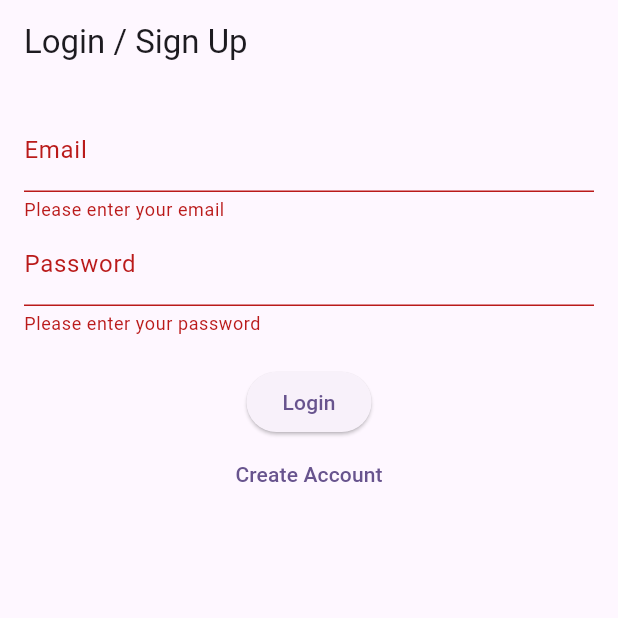
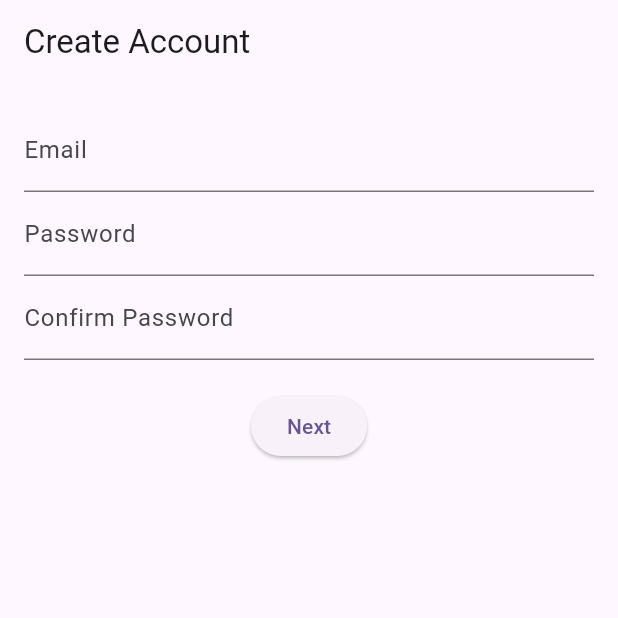
Before and after one commit to rjw1428/txt-invite, a Flutter app: the screen it shows after launch, after a tap on "Login", after a tap on "Create Account", on a phone screen of 412 x 824 dp, the top half of it. Run offline on Flutter 3.47's test engine with Material 3 defaults, Android fonts, the phone set to English and light mode, and no system bars; our stand-ins replace cloud_firestore, firebase_auth, firebase_core, firebase_messaging, firebase_storage, flutter_contacts and 9 more; missing offline and left inert: add_2_calendar, another_telephony; accounts and stored records are empty.

Commit message:
create account flow

```diff
--- a/lib/main.dart
+++ b/lib/main.dart
@@ -13,8 +13,10 @@ import 'package:txt_invite/src/services/firebase/firebase_comment_service.dart';
 import 'package:txt_invite/src/services/firebase/firebase_notification_service.dart';
 import 'package:txt_invite/src/services/firebase/firebase_template_service.dart';
 import 'package:txt_invite/src/services/telephony_service.dart';
+import 'package:txt_invite/src/ui/screens/create_account_screen.dart';
 import 'package:txt_invite/src/ui/screens/guest_list_screen.dart';
 import 'package:txt_invite/src/ui/screens/rsvp_screen.dart';
+import 'package:txt_invite/src/utils/constants.dart';
 import 'package:url_strategy/url_strategy.dart';
 import 'firebase_options.dart';
 import 'package:txt_invite/src/ui/screens/dashboard_screen.dart';
@@ -48,6 +50,10 @@ final _router = GoRouter(
     GoRoute(
       path: '/login',
       builder: (context, state) => const LoginScreen(),
+    ),
+    GoRoute(
+      path: '/signup',
+      builder: (context, state) => const CreateAccountScreen(),
     ),
     GoRoute(
       path: '/dashboard',
@@ -88,6 +94,11 @@ final _router = GoRouter(
     final loggingIn = state.matchedLocation == '/login';
     final atRoot = state.matchedLocation == '/';
     final atDashboard = state.matchedLocation == '/dashboard';
+    final atSignup = state.matchedLocation == '/signup';
+
+    if (atSignup) {
+      return '/signup';
+    }
 
     if (kIsWeb) {
       if (!loggedIn && (loggingIn || atDashboard)) {
@@ -130,8 +141,7 @@ void main() async {
   );
 
   FirebaseMessaging.onBackgroundMessage(_firebaseMessagingBackgroundHandler);
-
-  await Api().notifications.init();
+  Api().notifications.handleForegroundMessage();
 
   setPathUrlStrategy();
   runApp(const MyApp());
@@ -143,7 +153,7 @@ class MyApp extends StatelessWidget {
   @override
   Widget build(BuildContext context) {
     return MaterialApp.router(
-      title: 'Txt-Invite',
+      title: APP_TITLE,
       theme: ThemeData(
         colorScheme: ColorScheme.fromSeed(seedColor: Colors.deepPurple),
         useMaterial3: true,
--- a/lib/src/interfaces/auth_service.dart
+++ b/lib/src/interfaces/auth_service.dart
@@ -1,3 +1,5 @@
+
+import 'package:txt_invite/src/models/profile.dart';
 
 import '../models/user.dart';
 
@@ -5,5 +7,6 @@ abstract class AuthService {
   User? get currentUser;
   Future<User?> signIn(String email, String password);
   Future<User?> signUp(String email, String password);
+  Future<void> createProfile(String userId, Profile profile);
   Future<void> signOut();
 }
--- a/lib/src/interfaces/notification_service.dart
+++ b/lib/src/interfaces/notification_service.dart
@@ -1,6 +1,7 @@
 import 'package:firebase_messaging/firebase_messaging.dart';
 
 abstract class NotificationService {
-  Future<void> init();
+  Future<String?> getDeviceToken(String userId);
+  void handleForegroundMessage();
   Future<void> handleBackgroundMessage(RemoteMessage message);
 }
--- /dev/null
+++ b/lib/src/models/profile.dart
@@ -0,0 +1,35 @@
+class Profile {
+  final String firstName;
+  final String lastName;
+  final String email;
+  final String phoneNumber;
+  final String? fcmToken;
+
+  Profile({
+    required this.firstName,
+    required this.lastName,
+    required this.email,
+    required this.phoneNumber,
+    required this.fcmToken,
+  });
+
+  Map<String, dynamic> toMap() {
+    return {
+      'firstName': firstName,
+      'lastName': lastName,
+      'email': email,
+      'phoneNumber': phoneNumber,
+      'fcmToken': fcmToken,
+    };
+  }
+
+  factory Profile.fromMap(Map<String, dynamic> map) {
+    return Profile(
+      firstName: map['firstName'],
+      lastName: map['lastName'],
+      email: map['email'],
+      phoneNumber: map['phoneNumber'],
+      fcmToken: map['fcmToken'],
+    );
+  }
+}
--- a/lib/src/services/firebase/firebase_notification_service.dart
+++ b/lib/src/services/firebase/firebase_notification_service.dart
@@ -1,28 +1,15 @@
-import 'package:cloud_firestore/cloud_firestore.dart';
 import 'package:firebase_messaging/firebase_messaging.dart';
 import 'package:flutter/foundation.dart';
 import 'package:txt_invite/src/interfaces/notification_service.dart';
-import 'package:txt_invite/src/services/api.dart';
 
 class FirebaseNotificationService implements NotificationService {
   final FirebaseMessaging _firebaseMessaging = FirebaseMessaging.instance;
-  final FirebaseFirestore _firestore = FirebaseFirestore.instance;
 
   @override
-  Future<void> init() async {
+  void handleForegroundMessage() {
     if (kIsWeb) {
       print('Skipping cloud messaging');
       return;
-    }
-    await _firebaseMessaging.requestPermission();
-    final fcmToken = await _firebaseMessaging.getToken();
-    print('FCM Token: $fcmToken');
-
-    final currentUser = Api().auth.currentUser;
-    if (currentUser != null && fcmToken != null) {
-      await _firestore.collection('users').doc(currentUser.id).update({
-        'fcmToken': fcmToken,
-      });
     }
 
     FirebaseMessaging.onMessage.listen((RemoteMessage message) {
@@ -36,6 +23,13 @@ class FirebaseNotificationService implements NotificationService {
   }
 
   @override
+  Future<String?> getDeviceToken(String userId) async {
+    await _firebaseMessaging.requestPermission();
+    final fcmToken = await _firebaseMessaging.getToken();
+    return fcmToken;
+  }
+
+  @override
   Future<void> handleBackgroundMessage(RemoteMessage message) async {
     print("Handling a background message: ${message.messageId}");
   }
--- /dev/null
+++ b/lib/src/ui/screens/create_account_screen.dart
@@ -0,0 +1,132 @@
+
+import 'package:flutter/material.dart';
+import 'package:firebase_auth/firebase_auth.dart';
+import 'package:go_router/go_router.dart';
+import 'package:txt_invite/src/models/profile.dart';
+import 'package:txt_invite/src/services/api.dart';
+import 'package:txt_invite/src/ui/widgets/account_creation_steps/create_account_step.dart';
+import 'package:txt_invite/src/ui/widgets/account_creation_steps/create_profile_step.dart';
+
+class CreateAccountScreen extends StatefulWidget {
+  const CreateAccountScreen({super.key});
+
+  @override
+  State<CreateAccountScreen> createState() => _CreateAccountScreenState();
+}
+
+class _CreateAccountScreenState extends State<CreateAccountScreen> {
+  final _pageController = PageController();
+  final _formKey1 = GlobalKey<FormState>();
+  final _formKey2 = GlobalKey<FormState>();
+
+  final _emailController = TextEditingController();
+  final _passwordController = TextEditingController();
+  final _confirmPasswordController = TextEditingController();
+  final _firstNameController = TextEditingController();
+  final _lastNameController = TextEditingController();
+  final _phoneNumberController = TextEditingController();
+
+  String? _userId;
+
+  @override
+  void dispose() {
+    _pageController.dispose();
+    _emailController.dispose();
+    _passwordController.dispose();
+    _confirmPasswordController.dispose();
+    _firstNameController.dispose();
+    _lastNameController.dispose();
+    _phoneNumberController.dispose();
+    super.dispose();
+  }
+
+  Future<void> _createAccount() async {
+    if (_formKey1.currentState!.validate()) {
+      try {
+        final user = await Api().auth.signUp(
+          _emailController.text,
+          _passwordController.text,
+        );
+        if (user == null) {
+          throw Exception('User creation failed');
+        }
+        setState(() {
+          _userId = user.id;
+        });
+        _pageController.nextPage(
+          duration: const Duration(milliseconds: 300),
+          curve: Curves.ease,
+        );
+      } on FirebaseAuthException catch (e) {
+        if (e.code == 'weak-password') {
+          ScaffoldMessenger.of(context).showSnackBar(
+            const SnackBar(content: Text('The password provided is too weak.')),
+          );
+        } else if (e.code == 'email-already-in-use') {
+          ScaffoldMessenger.of(context).showSnackBar(
+            const SnackBar(content: Text('The account already exists for that email.')),
+          );
+        }
+      } catch (e) {
+        ScaffoldMessenger.of(context).showSnackBar(
+          SnackBar(content: Text('An error occurred: $e')),
+        );
+      }
+    }
+  }
+
+  Future<void> _saveUserProfile() async {
+    if (_formKey2.currentState!.validate()) {
+      try {
+        final fcmToken = await Api().notifications.getDeviceToken(_userId!);
+        if (fcmToken == null) {
+          ScaffoldMessenger.of(context).showSnackBar(
+            SnackBar(content: Text('Device messaging token not found')),
+          );
+        }
+        final profile = Profile(
+          firstName: _firstNameController.text,
+          lastName: _lastNameController.text,
+          email: _emailController.text,
+          phoneNumber: _phoneNumberController.text,
+          fcmToken: fcmToken,
+        );
+        await Api().auth.createProfile(_userId!, profile);
+        GoRouter.of(context).go('/dashboard');
+      } catch (e) {
+        ScaffoldMessenger.of(context).showSnackBar(
+          SnackBar(content: Text('An error occurred: $e')),
+        );
+      }
+    }
+  }
+
+  @override
+  Widget build(BuildContext context) {
+    return Scaffold(
+      appBar: AppBar(
+        title: const Text('Create Account'),
+      ),
+      body: PageView(
+        controller: _pageController,
+        physics: const NeverScrollableScrollPhysics(),
+        children: [
+          CreateAccountStep(
+            formKey: _formKey1,
+            emailController: _emailController,
+            passwordController: _passwordController,
+            confirmPasswordController: _confirmPasswordController,
+            onNext: _createAccount,
+          ),
+          CreateProfileStep(
+            formKey: _formKey2,
+            firstNameController: _firstNameController,
+            lastNameController: _lastNameController,
+            phoneNumberController: _phoneNumberController,
+            onCreate: _saveUserProfile,
+          ),
+        ],
+      ),
+    );
+  }
+}
--- a/lib/src/ui/screens/login_screen.dart
+++ b/lib/src/ui/screens/login_screen.dart
@@ -34,33 +34,8 @@ class _LoginScreenState extends State<LoginScreen> {
         );
         context.go('/dashboard');
       } catch (e) {
-        // Show error message
         ScaffoldMessenger.of(context).showSnackBar(
           SnackBar(content: Text('Login failed: $e')),
-        );
-      } finally {
-        setState(() {
-          _isLoading = false;
-        });
-      }
-    }
-  }
-
-  Future<void> _signUp() async {
-    if (_formKey.currentState!.validate()) {
-      setState(() {
-        _isLoading = true;
-      });
-      try {
-        await Api().auth.signUp(
-          _emailController.text,
-          _passwordController.text,
-        );
-        context.go('/dashboard');
-      } catch (e) {
-        // Show error message
-        ScaffoldMessenger.of(context).showSnackBar(
-          SnackBar(content: Text('Sign up failed: $e')),
         );
       } finally {
         setState(() {
@@ -120,7 +95,7 @@ class _LoginScreenState extends State<LoginScreen> {
                           child: const Text('Login'),
                         ),
                         TextButton(
-                          onPressed: _signUp,
+                          onPressed: () => GoRouter.of(context).go('/signup'),
                           child: const Text('Create Account'),
                         ),
                       ],
--- /dev/null
+++ b/lib/src/ui/widgets/account_creation_steps/create_account_step.dart
@@ -0,0 +1,69 @@
+import 'package:flutter/material.dart';
+
+class CreateAccountStep extends StatelessWidget{
+  final GlobalKey<FormState> formKey;
+  final TextEditingController emailController;
+  final TextEditingController passwordController;
+  final TextEditingController confirmPasswordController;
+  final Function() onNext;
+
+  const CreateAccountStep({
+    super.key,
+    required this.formKey,
+    required this.emailController,
+    required this.passwordController,
+    required this.confirmPasswordController,
+    required this.onNext,
+  });
+
+  @override
+  Widget build(BuildContext context) {
+    return Padding(
+      padding: const EdgeInsets.all(16.0),
+      child: Form(
+        key: formKey,
+        child: Column(
+          children: [
+            TextFormField(
+              controller: emailController,
+              decoration: const InputDecoration(labelText: 'Email'),
+              validator: (value) {
+                if (value == null || value.isEmpty) {
+                  return 'Please enter your email';
+                }
+                return null;
+              },
+            ),
+            TextFormField(
+              controller: passwordController,
+              decoration: const InputDecoration(labelText: 'Password'),
+              obscureText: true,
+              validator: (value) {
+                if (value == null || value.isEmpty) {
+                  return 'Please enter your password';
+                }
+                return null;
+              },
+            ),
+            TextFormField(
+              controller: confirmPasswordController,
+              decoration: const InputDecoration(labelText: 'Confirm Password'),
+              obscureText: true,
+              validator: (value) {
+                if (value != passwordController.text) {
+                  return 'Passwords do not match';
+                }
+                return null;
+              },
+            ),
+            const SizedBox(height: 20),
+            ElevatedButton(
+              onPressed: onNext,
+              child: const Text('Next'),
+            ),
+          ],
+        ),
+      ),
+    );
+  }
+}
```
Also changed, not shown: lib/src/services/firebase/firebase_auth_service.dart (+11 -0 lines), lib/src/ui/widgets/account_creation_steps/create_profile_step.dart (added, +67 -0 lines).
